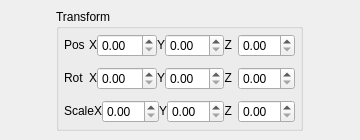
This is Editor/PAD-Engine/transformwidget.ui in Phiras55/PAD-Game-Engine as Qt 5 draws it before an edit. The edited form follows.
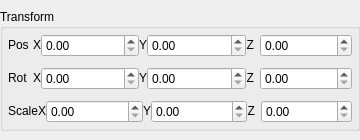
This is the edited form. Icons and pictures are not drawn.

The edit to the form file:
```diff
--- a/Editor/PAD-Engine/transformwidget.ui
+++ b/Editor/PAD-Engine/transformwidget.ui
@@ -1259,6 +1259,9 @@
 </string>
   </property>
   <layout class="QGridLayout" name="gridLayout">
+   <property name="sizeConstraint">
+    <enum>QLayout::SetDefaultConstraint</enum>
+   </property>
    <property name="leftMargin">
     <number>0</number>
    </property>
@@ -1287,7 +1290,7 @@
      </property>
      <layout class="QGridLayout" name="gridLayout_2">
       <property name="sizeConstraint">
-       <enum>QLayout::SetFixedSize</enum>
+       <enum>QLayout::SetDefaultConstraint</enum>
       </property>
       <property name="leftMargin">
        <number>5</number>
@@ -1334,7 +1337,7 @@
         <item>
          <layout class="QHBoxLayout" name="Rot_X">
           <property name="sizeConstraint">
-           <enum>QLayout::SetFixedSize</enum>
+           <enum>QLayout::SetDefaultConstraint</enum>
           </property>
           <item>
            <widget class="QLabel" name="label_Rot_X">
@@ -1358,7 +1361,7 @@
           <item>
            <widget class="QDoubleSpinBox" name="val_Rot_X">
             <property name="sizePolicy">
-             <sizepolicy hsizetype="Minimum" vsizetype="Fixed">
+             <sizepolicy hsizetype="Preferred" vsizetype="Fixed">
               <horstretch>0</horstretch>
               <verstretch>0</verstretch>
              </sizepolicy>
@@ -1370,7 +1373,7 @@
         <item>
          <layout class="QHBoxLayout" name="Rot_Y">
           <property name="sizeConstraint">
-           <enum>QLayout::SetFixedSize</enum>
+           <enum>QLayout::SetDefaultConstraint</enum>
           </property>
           <item>
            <widget class="QLabel" name="label_Rot_Y">
@@ -1391,7 +1394,7 @@
           <item>
            <widget class="QDoubleSpinBox" name="val_Rot_Y">
             <property name="sizePolicy">
-             <sizepolicy hsizetype="Minimum" vsizetype="Fixed">
+             <sizepolicy hsizetype="Preferred" vsizetype="Fixed">
               <horstretch>0</horstretch>
               <verstretch>0</verstretch>
              </sizepolicy>
@@ -1406,7 +1409,7 @@
            <number>6</number>
           </property>
           <property name="sizeConstraint">
-           <enum>QLayout::SetFixedSize</enum>
+           <enum>QLayout::SetDefaultConstraint</enum>
           </property>
           <item>
            <widget class="QLabel" name="label_Rot_Z">
@@ -1427,7 +1430,7 @@
           <item>
            <widget class="QDoubleSpinBox" name="val_Rot_Z">
             <property name="sizePolicy">
-             <sizepolicy hsizetype="Minimum" vsizetype="Fixed">
+             <sizepolicy hsizetype="Preferred" vsizetype="Fixed">
               <horstretch>0</horstretch>
               <verstretch>0</verstretch>
              </sizepolicy>
@@ -1465,7 +1468,7 @@
         <item>
          <layout class="QHBoxLayout" name="Scale_X">
           <property name="sizeConstraint">
-           <enum>QLayout::SetFixedSize</enum>
+           <enum>QLayout::SetDefaultConstraint</enum>
           </property>
           <item>
            <widget class="QLabel" name="label_Scale_X">
@@ -1489,7 +1492,7 @@
           <item>
            <widget class="QDoubleSpinBox" name="val_Scale_X">
             <property name="sizePolicy">
-             <sizepolicy hsizetype="Minimum" vsizetype="Fixed">
+             <sizepolicy hsizetype="Preferred" vsizetype="Fixed">
               <horstretch>0</horstretch>
               <verstretch>0</verstretch>
              </sizepolicy>
@@ -1501,7 +1504,7 @@
         <item>
          <layout class="QHBoxLayout" name="Scale_Y">
           <property name="sizeConstraint">
-           <enum>QLayout::SetFixedSize</enum>
+           <enum>QLayout::SetDefaultConstraint</enum>
           </property>
           <item>
            <widget class="QLabel" name="label_Scale_Y">
@@ -1522,7 +1525,7 @@
           <item>
            <widget class="QDoubleSpinBox" name="val_Scale_Y">
             <property name="sizePolicy">
-             <sizepolicy hsizetype="Minimum" vsizetype="Fixed">
+             <sizepolicy hsizetype="Preferred" vsizetype="Fixed">
               <horstretch>0</horstretch>
               <verstretch>0</verstretch>
              </sizepolicy>
@@ -1537,7 +1540,7 @@
            <number>6</number>
           </property>
           <property name="sizeConstraint">
-           <enum>QLayout::SetFixedSize</enum>
+           <enum>QLayout::SetDefaultConstraint</enum>
           </property>
           <item>
            <widget class="QLabel" name="label_Scale_Z">
@@ -1558,7 +1561,7 @@
           <item>
            <widget class="QDoubleSpinBox" name="val_Scale_Z">
             <property name="sizePolicy">
-             <sizepolicy hsizetype="Minimum" vsizetype="Fixed">
+             <sizepolicy hsizetype="Preferred" vsizetype="Fixed">
               <horstretch>0</horstretch>
               <verstretch>0</verstretch>
              </sizepolicy>
@@ -1596,7 +1599,7 @@
         <item>
          <layout class="QHBoxLayout" name="Pos_X">
           <property name="sizeConstraint">
-           <enum>QLayout::SetFixedSize</enum>
+           <enum>QLayout::SetDefaultConstraint</enum>
           </property>
           <item>
            <widget class="QLabel" name="label_Pos_X">
@@ -1620,7 +1623,7 @@
           <item>
            <widget class="QDoubleSpinBox" name="val_Pos_X">
             <property name="sizePolicy">
-             <sizepolicy hsizetype="Minimum" vsizetype="Fixed">
+             <sizepolicy hsizetype="Preferred" vsizetype="Fixed">
               <horstretch>0</horstretch>
               <verstretch>0</verstretch>
              </sizepolicy>
@@ -1632,7 +1635,7 @@
         <item>
          <layout class="QHBoxLayout" name="Pos_Y">
           <property name="sizeConstraint">
-           <enum>QLayout::SetFixedSize</enum>
+           <enum>QLayout::SetDefaultConstraint</enum>
           </property>
           <item>
            <widget class="QLabel" name="label_Pos_Y">
@@ -1653,7 +1656,7 @@
           <item>
            <widget class="QDoubleSpinBox" name="val_Pos_Y">
             <property name="sizePolicy">
-             <sizepolicy hsizetype="Minimum" vsizetype="Fixed">
+             <sizepolicy hsizetype="Preferred" vsizetype="Fixed">
               <horstretch>0</horstretch>
               <verstretch>0</verstretch>
              </sizepolicy>
@@ -1668,7 +1671,7 @@
            <number>6</number>
           </property>
           <property name="sizeConstraint">
-           <enum>QLayout::SetFixedSize</enum>
+           <enum>QLayout::SetDefaultConstraint</enum>
           </property>
           <item>
            <widget class="QLabel" name="label_Pos_Z">
@@ -1689,7 +1692,7 @@
           <item>
            <widget class="QDoubleSpinBox" name="val_Pos_Z">
             <property name="sizePolicy">
-             <sizepolicy hsizetype="Minimum" vsizetype="Fixed">
+             <sizepolicy hsizetype="Preferred" vsizetype="Fixed">
               <horstretch>0</horstretch>
               <verstretch>0</verstretch>
              </sizepolicy>
```
Left out of the diff: 30 changed lines with no effect on the pictures.
